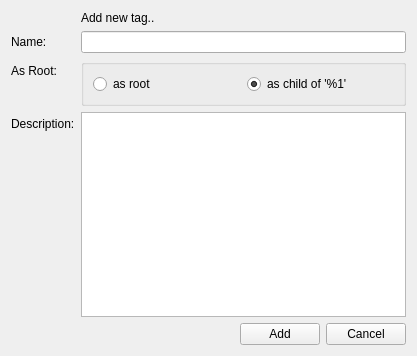
Wolframe/configurator, file client/uiforms/tag_add.ui: the form before one commit.
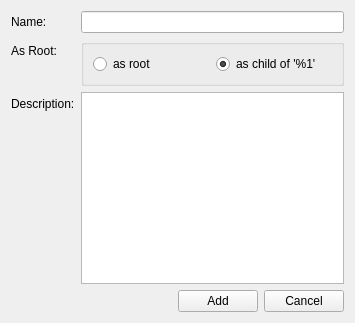
The form after the commit. Icons and pictures are not drawn.

Diff of the .ui file:
```diff
--- a/client/uiforms/tag_add.ui
+++ b/client/uiforms/tag_add.ui
@@ -9,8 +9,8 @@
    <rect>
     <x>0</x>
     <y>0</y>
-    <width>417</width>
-    <height>356</height>
+    <width>355</width>
+    <height>323</height>
    </rect>
   </property>
   <property name="windowTitle">
@@ -21,23 +21,6 @@
     <enum>QFormLayout::AllNonFixedFieldsGrow</enum>
    </property>
    <item row="0" column="0">
-    <widget class="QLabel" name="label">
-     <property name="text">
-      <string/>
-     </property>
-     <property name="pixmap">
-      <pixmap resource="../configurator.qrc">:/images/tag_blue_add.png</pixmap>
-     </property>
-    </widget>
-   </item>
-   <item row="0" column="1">
-    <widget class="QLabel" name="newtaglabel">
-     <property name="text">
-      <string>Add new tag..</string>
-     </property>
-    </widget>
-   </item>
-   <item row="1" column="0">
     <widget class="QLabel" name="label_name">
      <property name="text">
       <string>Name:</string>
@@ -47,21 +30,21 @@
      </property>
     </widget>
    </item>
-   <item row="1" column="1">
+   <item row="0" column="1">
     <widget class="QLineEdit" name="name">
      <property name="initialFocus" stdset="0">
       <bool>true</bool>
      </property>
     </widget>
    </item>
-   <item row="3" column="0">
+   <item row="2" column="0">
     <widget class="QLabel" name="label_5">
      <property name="text">
       <string>As Root:</string>
      </property>
     </widget>
    </item>
-   <item row="3" column="1">
+   <item row="2" column="1">
     <widget class="QGroupBox" name="root">
      <property name="title">
       <string/>
@@ -105,7 +88,7 @@
      </layout>
     </widget>
    </item>
-   <item row="4" column="0">
+   <item row="3" column="0">
     <widget class="QLabel" name="label_description">
      <property name="text">
       <string>Description:</string>
@@ -115,10 +98,10 @@
      </property>
     </widget>
    </item>
-   <item row="4" column="1">
+   <item row="3" column="1">
     <widget class="QPlainTextEdit" name="description"/>
    </item>
-   <item row="5" column="1">
+   <item row="4" column="1">
     <layout class="QHBoxLayout" name="horizontalLayout_2">
      <item>
       <layout class="QHBoxLayout" name="horizontalLayout">
```
Left out of the diff: 9 changed lines with no effect on the pictures.
